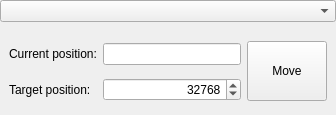
Qt form snowgui/snowgui/common/focusercontrollerwidget.ui (AndreasFMueller/AstroPhotography) before a commit.
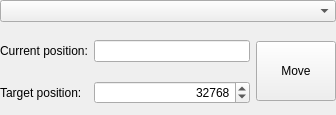
The same form after that commit.

Commit message: layout corrections

What changed in the file:
```diff
--- a/snowgui/snowgui/common/focusercontrollerwidget.ui
+++ b/snowgui/snowgui/common/focusercontrollerwidget.ui
@@ -44,6 +44,18 @@
    <item>
     <widget class="QWidget" name="focuserInfo" native="true">
      <layout class="QGridLayout" name="gridLayout">
+      <property name="leftMargin">
+       <number>0</number>
+      </property>
+      <property name="topMargin">
+       <number>0</number>
+      </property>
+      <property name="rightMargin">
+       <number>0</number>
+      </property>
+      <property name="bottomMargin">
+       <number>0</number>
+      </property>
       <item row="1" column="0">
        <widget class="QLabel" name="targetLabel">
         <property name="text">
```
The commit also changes 4 other files.
